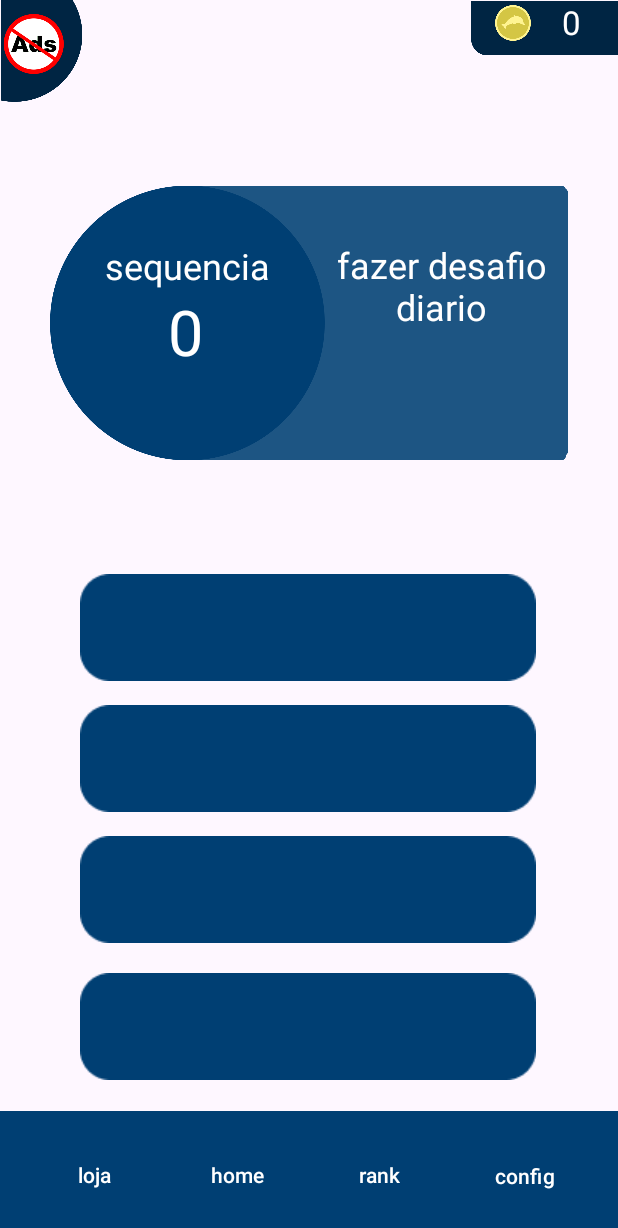
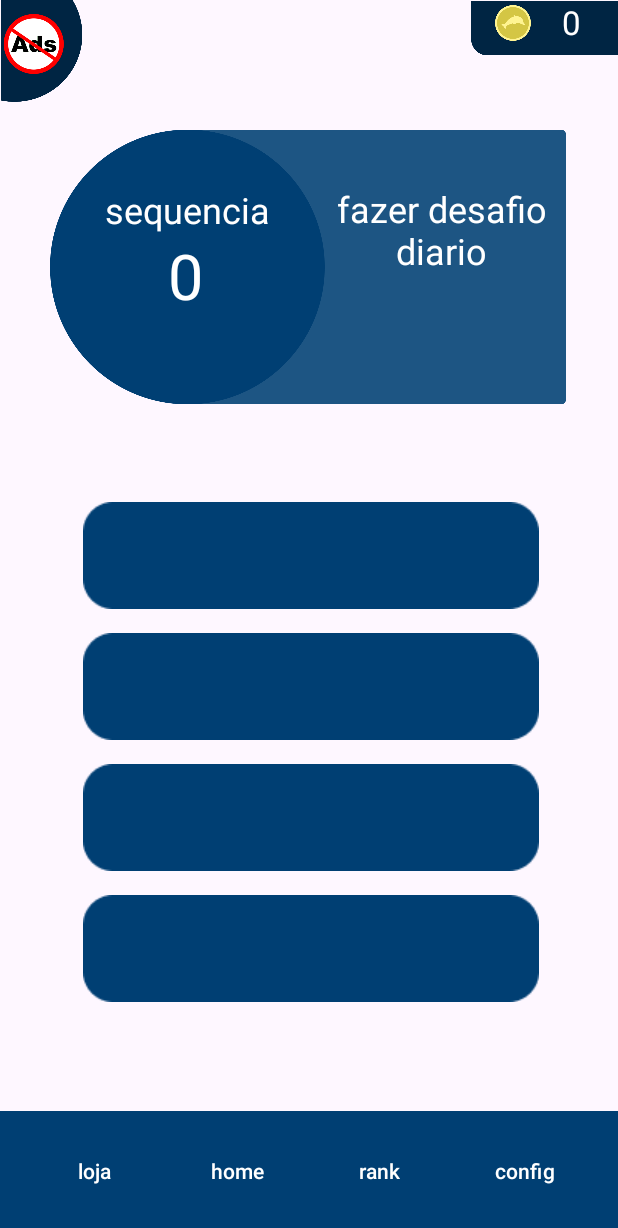
Before and after one commit to delfis-project/delfis-app, an Android app: the Home screen opened directly, with no data from a screen before it, on a phone screen of 412 x 824 dp. Shown: the top 1228 px of the screen. Run offline under Robolectric (Android 15) with nearby library versions, the phone set to English and light mode, and no system bars.

Commit message:
mudança de telas entre a home e a loja

```diff
--- a/app/src/main/AndroidManifest.xml
+++ b/app/src/main/AndroidManifest.xml
@@ -28,7 +28,11 @@
         <!-- Registro da HomeActivity -->
         <activity android:name=".Home" />
 
+        <!-- Registro da RegisterActivity -->
         <activity android:name=".Register" />
+
+        <!-- Registro da StoreActivity -->
+        <activity android:name=".Store" android:exported="true" />
     </application>
 
 </manifest>
--- a/app/src/main/java/com/example/delfis/Home.java
+++ b/app/src/main/java/com/example/delfis/Home.java
@@ -1,8 +1,10 @@
 package com.example.delfis;
 
 import androidx.appcompat.app.AppCompatActivity;
-
+import android.content.Intent;
 import android.os.Bundle;
+import android.view.View;
+import android.widget.Button;
 
 public class Home extends AppCompatActivity {
 
@@ -10,5 +12,18 @@ public class Home extends AppCompatActivity {
     protected void onCreate(Bundle savedInstanceState) {
         super.onCreate(savedInstanceState);
         setContentView(R.layout.home);
+
+        // Encontre o botão "loja" pelo ID
+        Button lojaButton = findViewById(R.id.button2);
+
+        // Adicione um OnClickListener ao botão "loja"
+        lojaButton.setOnClickListener(new View.OnClickListener() {
+            @Override
+            public void onClick(View v) {
+                // Crie um Intent para iniciar a atividade Store
+                Intent intent = new Intent(Home.this, Store.class);
+                startActivity(intent);
+            }
+        });
     }
 }
--- a/app/src/main/res/layout/home.xml
+++ b/app/src/main/res/layout/home.xml
@@ -14,18 +14,6 @@
         app:layout_constraintEnd_toEndOf="parent"
         app:layout_constraintStart_toStartOf="parent"
         app:srcCompat="@drawable/atividadebackground" />
-
-    <ImageView
-        android:id="@+id/imageView19"
-        android:layout_width="335dp"
-        android:layout_height="216dp"
-        app:layout_constraintBottom_toTopOf="@+id/imageView11"
-        app:layout_constraintEnd_toEndOf="parent"
-        app:layout_constraintHorizontal_bias="0.565"
-        app:layout_constraintStart_toStartOf="parent"
-        app:layout_constraintTop_toTopOf="parent"
-        app:layout_constraintVertical_bias="0.641"
-        app:srcCompat="@drawable/diario" />
 
     <ImageView
         android:id="@+id/imageView4"
@@ -70,35 +58,25 @@
         app:layout_constraintVertical_bias="0.0" />
 
     <ImageView
+        android:id="@+id/imageView16"
+        android:layout_width="344dp"
+        android:layout_height="217dp"
+        app:layout_constraintBottom_toTopOf="@+id/imageView11"
+        app:layout_constraintEnd_toEndOf="parent"
+        app:layout_constraintHorizontal_bias="0.492"
+        app:layout_constraintStart_toStartOf="parent"
+        app:layout_constraintTop_toTopOf="parent"
+        app:layout_constraintVertical_bias="0.592"
+        app:srcCompat="@drawable/diario" />
+
+    <ImageView
         android:id="@+id/imageView11"
         android:layout_width="wrap_content"
         android:layout_height="wrap_content"
         android:layout_marginBottom="16dp"
         app:layout_constraintBottom_toTopOf="@+id/imageView9"
         app:layout_constraintEnd_toEndOf="parent"
-        app:layout_constraintHorizontal_bias="0.495"
-        app:layout_constraintStart_toStartOf="parent"
-        app:srcCompat="@drawable/atividadebackground" />
-
-    <ImageView
-        android:id="@+id/imageView10"
-        android:layout_width="wrap_content"
-        android:layout_height="wrap_content"
-        android:layout_marginBottom="20dp"
-        app:layout_constraintBottom_toTopOf="@+id/imageView12"
-        app:layout_constraintEnd_toEndOf="parent"
-        app:layout_constraintHorizontal_bias="0.495"
-        app:layout_constraintStart_toStartOf="parent"
-        app:srcCompat="@drawable/atividadebackground" />
-
-    <ImageView
-        android:id="@+id/imageView12"
-        android:layout_width="wrap_content"
-        android:layout_height="wrap_content"
-        android:layout_marginBottom="104dp"
-        app:layout_constraintBottom_toBottomOf="parent"
-        app:layout_constraintEnd_toEndOf="parent"
-        app:layout_constraintHorizontal_bias="0.495"
+        app:layout_constraintHorizontal_bias="0.514"
         app:layout_constraintStart_toStartOf="parent"
         app:srcCompat="@drawable/atividadebackground" />
 
@@ -109,21 +87,31 @@
         android:layout_marginBottom="16dp"
         app:layout_constraintBottom_toTopOf="@+id/imageView10"
         app:layout_constraintEnd_toEndOf="parent"
-        app:layout_constraintHorizontal_bias="0.495"
+        app:layout_constraintHorizontal_bias="0.514"
         app:layout_constraintStart_toStartOf="parent"
         app:srcCompat="@drawable/atividadebackground" />
 
     <ImageView
-        android:id="@+id/imageView16"
-        android:layout_width="344dp"
-        android:layout_height="217dp"
-        app:layout_constraintBottom_toTopOf="@+id/imageView11"
+        android:id="@+id/imageView10"
+        android:layout_width="wrap_content"
+        android:layout_height="wrap_content"
+        android:layout_marginBottom="16dp"
+        app:layout_constraintBottom_toTopOf="@+id/imageView12"
         app:layout_constraintEnd_toEndOf="parent"
-        app:layout_constraintHorizontal_bias="0.492"
+        app:layout_constraintHorizontal_bias="0.514"
         app:layout_constraintStart_toStartOf="parent"
-        app:layout_constraintTop_toTopOf="parent"
-        app:layout_constraintVertical_bias="0.647"
-        app:srcCompat="@drawable/diario" />
+        app:srcCompat="@drawable/atividadebackground" />
+
+    <ImageView
+        android:id="@+id/imageView12"
+        android:layout_width="wrap_content"
+        android:layout_height="wrap_content"
+        android:layout_marginBottom="156dp"
+        app:layout_constraintBottom_toBottomOf="parent"
+        app:layout_constraintEnd_toEndOf="parent"
+        app:layout_constraintHorizontal_bias="0.514"
+        app:layout_constraintStart_toStartOf="parent"
+        app:srcCompat="@drawable/atividadebackground" />
 
     <TextView
         android:id="@+id/textView7"
@@ -172,7 +160,7 @@
         android:id="@+id/button5"
         android:layout_width="93dp"
         android:layout_height="86dp"
-        android:layout_marginTop="36dp"
+        android:layout_marginTop="69dp"
         android:layout_marginEnd="12dp"
         android:layout_marginBottom="1dp"
         android:backgroundTint="#003F73"
@@ -183,50 +171,52 @@
         app:layout_constraintEnd_toEndOf="parent"
         app:layout_constraintHorizontal_bias="0.5"
         app:layout_constraintStart_toEndOf="@+id/button4"
-        app:layout_constraintTop_toBottomOf="@+id/imageView12"
-        app:layout_constraintVertical_bias="0.8" />
+        app:layout_constraintTop_toBottomOf="@+id/imageView12" />
+
+    <Button
+        android:id="@+id/button4"
+        android:layout_width="92dp"
+        android:layout_height="86dp"
+        android:layout_marginTop="68dp"
+        android:backgroundTint="#003F73"
+        android:text="rank"
+        android:textColor="#FFFFFF"
+        app:cornerRadius="0px"
+        app:layout_constraintBottom_toBottomOf="parent"
+        app:layout_constraintEnd_toStartOf="@+id/button5"
+        app:layout_constraintHorizontal_bias="0.5"
+        app:layout_constraintStart_toEndOf="@+id/button3"
+        app:layout_constraintTop_toBottomOf="@+id/imageView12" />
+
+    <Button
+        android:id="@+id/button3"
+        android:layout_width="90dp"
+        android:layout_height="86dp"
+        android:layout_marginTop="68dp"
+        android:backgroundTint="#003F73"
+        android:text="home"
+        android:textColor="#FFFFFF"
+        app:cornerRadius="0px"
+        app:layout_constraintBottom_toBottomOf="parent"
+        app:layout_constraintEnd_toStartOf="@+id/button4"
+        app:layout_constraintHorizontal_bias="0.5"
+        app:layout_constraintStart_toEndOf="@+id/button2"
+        app:layout_constraintTop_toBottomOf="@+id/imageView12" />
 
     <Button
         android:id="@+id/button2"
         android:layout_width="93dp"
         android:layout_height="86dp"
         android:layout_marginStart="12dp"
-        android:layout_marginTop="20dp"
+        android:layout_marginTop="68dp"
         android:backgroundTint="#003F73"
         android:text="loja"
         android:textColor="#FFFFFF"
         app:cornerRadius="0px"
+        app:layout_constraintBottom_toBottomOf="parent"
         app:layout_constraintEnd_toStartOf="@+id/button3"
         app:layout_constraintHorizontal_bias="0.5"
         app:layout_constraintStart_toStartOf="parent"
         app:layout_constraintTop_toBottomOf="@+id/imageView12" />
 
-    <Button
-        android:id="@+id/button3"
-        android:layout_width="90dp"
-        android:layout_height="86dp"
-        android:layout_marginTop="20dp"
-        android:backgroundTint="#003F73"
-        android:text="home"
-        android:textColor="#FFFFFF"
-        app:cornerRadius="0px"
-        app:layout_constraintEnd_toStartOf="@+id/button4"
-        app:layout_constraintHorizontal_bias="0.5"
-        app:layout_constraintStart_toEndOf="@+id/button2"
-        app:layout_constraintTop_toBottomOf="@+id/imageView12" />
-
-    <Button
-        android:id="@+id/button4"
-        android:layout_width="92dp"
-        android:layout_height="86dp"
-        android:layout_marginTop="20dp"
-        android:backgroundTint="#003F73"
-        android:text="rank"
-        android:textColor="#FFFFFF"
-        app:cornerRadius="0px"
-        app:layout_constraintEnd_toStartOf="@+id/button5"
-        app:layout_constraintHorizontal_bias="0.5"
-        app:layout_constraintStart_toEndOf="@+id/button3"
-        app:layout_constraintTop_toBottomOf="@+id/imageView12" />
-
 </androidx.constraintlayout.widget.ConstraintLayout>
--- /dev/null
+++ b/app/src/main/res/layout/premium.xml
@@ -0,0 +1,6 @@
+<?xml version="1.0" encoding="utf-8"?>
+<androidx.constraintlayout.widget.ConstraintLayout xmlns:android="http://schemas.android.com/apk/res/android"
+    android:layout_width="match_parent"
+    android:layout_height="match_parent">
+
+</androidx.constraintlayout.widget.ConstraintLayout>
--- a/app/src/main/res/layout/splashscreen.xml
+++ b/app/src/main/res/layout/splashscreen.xml
@@ -8,8 +8,8 @@
 
     <ImageView
         android:id="@+id/imageView"
-        android:layout_width="wrap_content"
-        android:layout_height="wrap_content"
+        android:layout_width="333dp"
+        android:layout_height="537dp"
         app:layout_constraintBottom_toBottomOf="parent"
         app:layout_constraintEnd_toEndOf="parent"
         app:layout_constraintStart_toStartOf="parent"
--- a/app/src/main/res/values-night/themes.xml
+++ b/app/src/main/res/values-night/themes.xml
@@ -1,7 +1,7 @@
 <resources xmlns:tools="http://schemas.android.com/tools">
     <!-- Base application theme. -->
     <style name="Base.Theme.Delfis" parent="Theme.Material3.DayNight.NoActionBar">
-        <item name="android:statusBarColor">@color/delfis01</item>
+        <item name="android:statusBarColor">@color/delfisBar</item>
         <!-- Customize your dark theme here. -->
         <!-- <item name="colorPrimary">@color/my_dark_primary</item> -->
     </style>
--- a/app/src/main/res/values/colors.xml
+++ b/app/src/main/res/values/colors.xml
@@ -2,5 +2,6 @@
 <resources>
     <color name="black">#FF000000</color>
     <color name="white">#FFFFFFFF</color>
+    <color name="delfisBar">#064273</color>
     <color name="delfis01">#064273</color>
 </resources>
--- a/app/src/main/res/values/themes.xml
+++ b/app/src/main/res/values/themes.xml
@@ -1,7 +1,7 @@
 <resources xmlns:tools="http://schemas.android.com/tools">
     <!-- Base application theme. -->
     <style name="Base.Theme.Delfis" parent="Theme.Material3.DayNight.NoActionBar">
-        <item name="android:statusBarColor">@color/delfis01</item>
+        <item name="android:statusBarColor">@color/delfisBar</item>
         <!-- Customize your light theme here. -->
         <!-- <item name="colorPrimary">@color/my_light_primary</item> -->
     </style>
```
Also changed, not shown: app/src/main/java/com/example/delfis/Register.java (+16 -1 lines), app/src/main/java/com/example/delfis/Store.java (+23 -1 lines), app/src/main/res/layout/store.xml (+0 -10 lines), app/src/main/res/drawable/goldenage.png.
